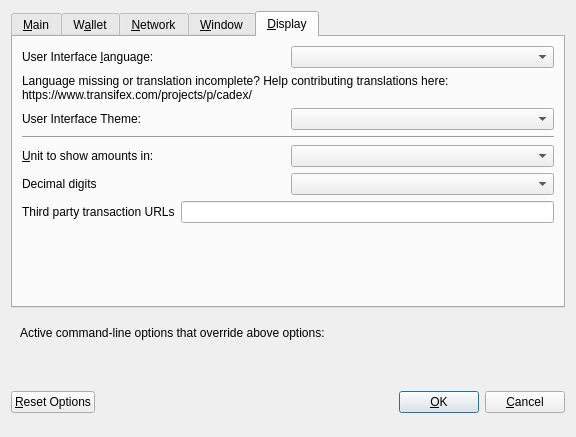
First picture: the form in src/qt/forms/optionsdialog.ui, repository cadexproject/cadex, before the edit.
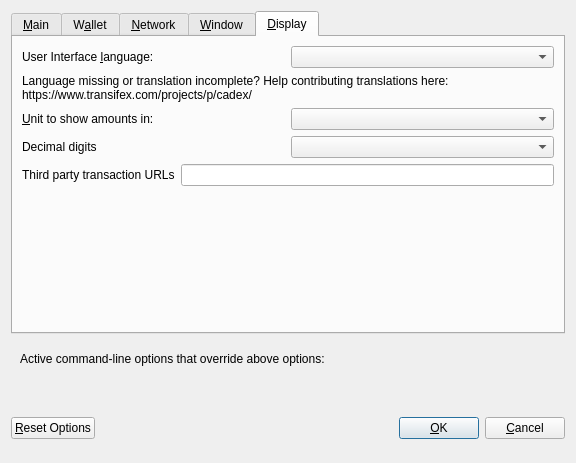
Second picture: the form after the edit. The open tabs and pages were chosen to show the change. Custom widgets are drawn as their Qt base class.

```diff
--- a/src/qt/forms/optionsdialog.ui
+++ b/src/qt/forms/optionsdialog.ui
@@ -173,6 +173,16 @@
             </property>
            </widget>
           </item>
+          <item>
+           <widget class="QCheckBox" name="showPrivateSendPopups">
+            <property name="toolTip">
+             <string>Show system popups for PrivateSend mixing transactions&lt;br/&gt;just like for all other transaction types.</string>
+            </property>
+            <property name="text">
+             <string>Show popups for PrivateSend transactions</string>
+            </property>
+           </widget>
+          </item>
           <item>
            <widget class="QCheckBox" name="lowKeysWarning">
             <property name="toolTip">
@@ -224,7 +234,7 @@
             <number>2</number>
            </property>
            <property name="maximum">
-            <number>8</number>
+            <number>16</number>
            </property>
            <property name="value">
             <number>4</number>
@@ -716,27 +726,6 @@
          </property>
         </widget>
        </item>
-       <item>
-        <layout class="QHBoxLayout" name="horizontalLayout_4_Display" stretch="0,0">
-         <item>
-          <widget class="QLabel" name="themeLabel">
-           <property name="text">
-            <string>User Interface Theme:</string>
-           </property>
-          </widget>
-         </item>
-         <item>
-          <widget class="QValueComboBox" name="theme"/>
-         </item>
-        </layout>
-       </item>
-       <item>
-        <widget class="Line" name="line">
-         <property name="orientation">
-          <enum>Qt::Horizontal</enum>
-         </property>
-        </widget>
-       </item>
        <item>
         <layout class="QHBoxLayout" name="horizontalLayout_2_Display">
          <item>
```
